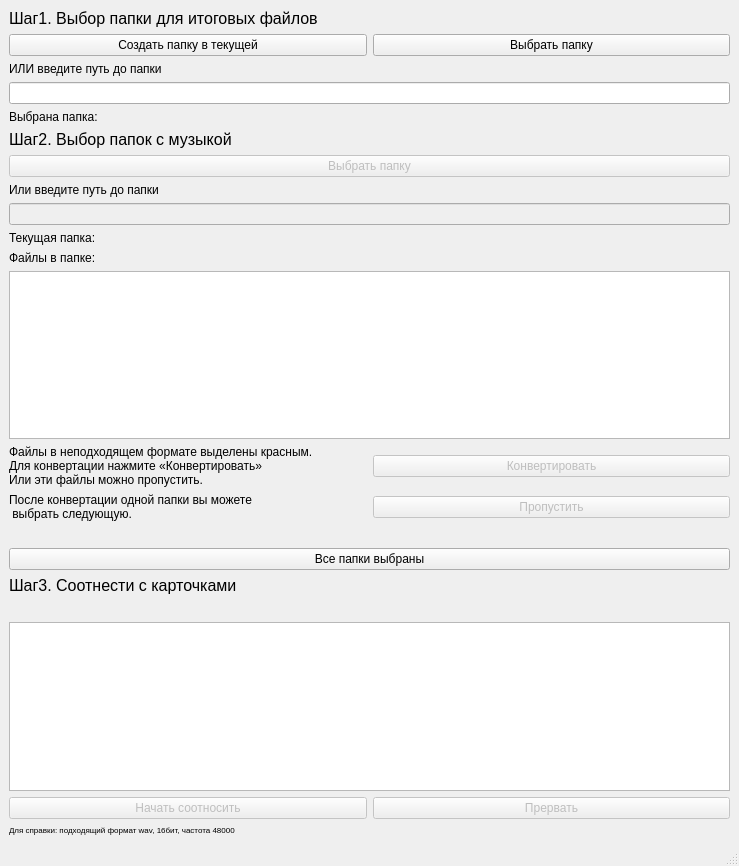
ungverd/ShadowGardenPyqt, file main.ui: the form before one commit.
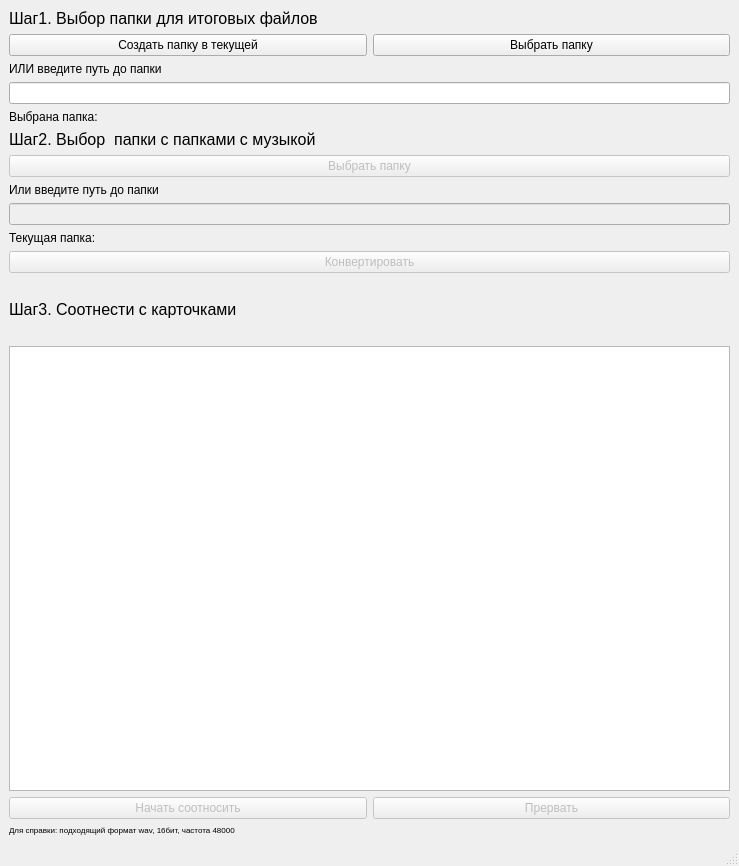
The form after the commit.

```diff
--- a/main.ui
+++ b/main.ui
@@ -15,37 +15,25 @@
   </property>
   <widget class="QWidget" name="centralwidget">
    <layout class="QGridLayout" name="gridLayout">
-    <item row="19" column="1">
-     <widget class="QLabel" name="LblStep3">
-      <property name="font">
-       <font>
-        <pointsize>12</pointsize>
-       </font>
-      </property>
+    <item row="1" column="1">
+     <widget class="QPushButton" name="BtnCreateDest">
       <property name="text">
-       <string>Шаг3. Соотнести с карточками</string>
-      </property>
-     </widget>
-    </item>
-    <item row="10" column="1" colspan="2">
-     <widget class="QLineEdit" name="LinePathSource">
-      <property name="enabled">
-       <bool>false</bool>
+       <string>Создать папку в текущей</string>
       </property>
      </widget>
     </item>
     <item row="3" column="1" colspan="2">
      <widget class="QLineEdit" name="LinePathDest"/>
     </item>
-    <item row="5" column="1">
-     <widget class="QLabel" name="LblStep2">
+    <item row="19" column="1" colspan="2">
+     <widget class="QLabel" name="LblFormat">
       <property name="font">
        <font>
-        <pointsize>12</pointsize>
+        <pointsize>6</pointsize>
        </font>
       </property>
       <property name="text">
-       <string>Шаг2. Выбор папок с музыкой</string>
+       <string>Для справки: подходящий формат wav, 16бит, частота 48000 </string>
       </property>
      </widget>
     </item>
@@ -59,28 +47,7 @@
       </property>
      </widget>
     </item>
-    <item row="12" column="1">
-     <widget class="QLabel" name="LblFiles">
-      <property name="text">
-       <string>Файлы в папке:</string>
-      </property>
-     </widget>
-    </item>
-    <item row="8" column="1">
-     <widget class="QLabel" name="LblPathSource">
-      <property name="text">
-       <string>Или введите путь до папки</string>
-      </property>
-     </widget>
-    </item>
-    <item row="2" column="1" colspan="2">
-     <widget class="QLabel" name="LblPathDest">
-      <property name="text">
-       <string>ИЛИ введите путь до папки</string>
-      </property>
-     </widget>
-    </item>
-    <item row="15" column="2">
+    <item row="13" column="1" colspan="2">
      <widget class="QPushButton" name="BtnConvert">
       <property name="enabled">
        <bool>false</bool>
@@ -90,20 +57,28 @@
       </property>
      </widget>
     </item>
-    <item row="15" column="1">
-     <widget class="QLabel" name="LblHelp">
+    <item row="18" column="1">
+     <widget class="QPushButton" name="BtnCards">
+      <property name="enabled">
+       <bool>false</bool>
+      </property>
       <property name="text">
-       <string>Файлы в неподходящем формате выделены красным. 
-Для конвертации нажмите «Конвертировать»
-Или эти файлы можно пропустить.</string>
+       <string>Начать соотносить</string>
       </property>
      </widget>
     </item>
-    <item row="16" column="1">
-     <widget class="QLabel" name="label">
+    <item row="17" column="1" colspan="2">
+     <widget class="QListView" name="LstDirs"/>
+    </item>
+    <item row="0" column="1" colspan="2">
+     <widget class="QLabel" name="LblStep1">
+      <property name="font">
+       <font>
+        <pointsize>12</pointsize>
+       </font>
+      </property>
       <property name="text">
-       <string>После конвертации одной папки вы можете 
- выбрать следующую.</string>
+       <string>Шаг1. Выбор папки для итоговых файлов</string>
       </property>
      </widget>
     </item>
@@ -114,18 +89,6 @@
       </property>
      </widget>
     </item>
-    <item row="17" column="1" colspan="2">
-     <widget class="QLabel" name="LblProgress">
-      <property name="font">
-       <font>
-        <pointsize>10</pointsize>
-       </font>
-      </property>
-      <property name="text">
-       <string/>
-      </property>
-     </widget>
-    </item>
     <item row="4" column="1" colspan="2">
      <widget class="QLabel" name="LblDest">
       <property name="text">
@@ -133,24 +96,35 @@
       </property>
      </widget>
     </item>
-    <item row="18" column="1" colspan="2">
-     <widget class="QPushButton" name="BtnReady">
+    <item row="16" column="1">
+     <widget class="QLabel" name="LblCards">
+      <property name="font">
+       <font>
+        <pointsize>10</pointsize>
+       </font>
+      </property>
       <property name="text">
-       <string>Все папки выбраны</string>
+       <string/>
       </property>
      </widget>
     </item>
     <item row="14" column="1" colspan="2">
-     <widget class="QListView" name="LstFiles"/>
+     <widget class="QLabel" name="LblProgress">
+      <property name="font">
+       <font>
+        <pointsize>10</pointsize>
+       </font>
+      </property>
+      <property name="text">
+       <string/>
+      </property>
+     </widget>
     </item>
-    <item row="16" column="2">
-     <widget class="QPushButton" name="BtnSkip">
+    <item row="10" column="1" colspan="2">
+     <widget class="QLineEdit" name="LinePathSource">
       <property name="enabled">
        <bool>false</bool>
       </property>
-      <property name="text">
-       <string>Пропустить</string>
-      </property>
      </widget>
     </item>
     <item row="1" column="2">
@@ -160,10 +134,14 @@
       </property>
      </widget>
     </item>
-    <item row="21" column="1" colspan="2">
-     <widget class="QListView" name="LstDirs"/>
+    <item row="2" column="1" colspan="2">
+     <widget class="QLabel" name="LblPathDest">
+      <property name="text">
+       <string>ИЛИ введите путь до папки</string>
+      </property>
+     </widget>
     </item>
-    <item row="22" column="2">
+    <item row="18" column="2">
      <widget class="QPushButton" name="BtnStop">
       <property name="enabled">
        <bool>false</bool>
@@ -173,56 +151,34 @@
       </property>
      </widget>
     </item>
-    <item row="23" column="1" colspan="2">
-     <widget class="QLabel" name="LblFormat">
+    <item row="15" column="1">
+     <widget class="QLabel" name="LblStep3">
       <property name="font">
        <font>
-        <pointsize>6</pointsize>
+        <pointsize>12</pointsize>
        </font>
       </property>
       <property name="text">
-       <string>Для справки: подходящий формат wav, 16бит, частота 48000 </string>
+       <string>Шаг3. Соотнести с карточками</string>
       </property>
      </widget>
     </item>
-    <item row="1" column="1">
-     <widget class="QPushButton" name="BtnCreateDest">
+    <item row="8" column="1">
+     <widget class="QLabel" name="LblPathSource">
       <property name="text">
-       <string>Создать папку в текущей</string>
+       <string>Или введите путь до папки</string>
       </property>
      </widget>
     </item>
-    <item row="0" column="1" colspan="2">
-     <widget class="QLabel" name="LblStep1">
+    <item row="5" column="1">
+     <widget class="QLabel" name="LblStep2">
       <property name="font">
        <font>
         <pointsize>12</pointsize>
        </font>
       </property>
       <property name="text">
-       <string>Шаг1. Выбор папки для итоговых файлов</string>
-      </property>
-     </widget>
-    </item>
-    <item row="22" column="1">
-     <widget class="QPushButton" name="BtnCards">
-      <property name="enabled">
-       <bool>false</bool>
-      </property>
-      <property name="text">
-       <string>Начать соотносить</string>
-      </property>
-     </widget>
-    </item>
-    <item row="20" column="1">
-     <widget class="QLabel" name="LblCards">
-      <property name="font">
-       <font>
-        <pointsize>10</pointsize>
-       </font>
-      </property>
-      <property name="text">
-       <string/>
+       <string>Шаг2. Выбор  папки с папками с музыкой</string>
       </property>
      </widget>
     </item>
@@ -234,7 +190,7 @@
      <x>0</x>
      <y>0</y>
      <width>739</width>
-     <height>26</height>
+     <height>22</height>
     </rect>
    </property>
   </widget>
```
